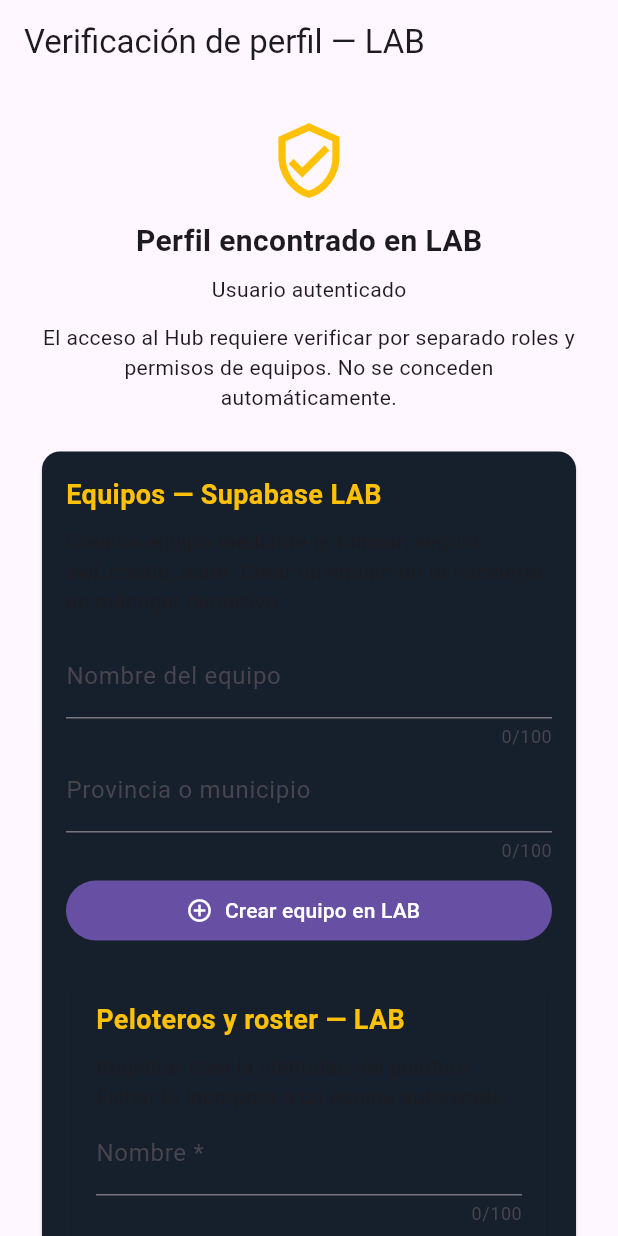
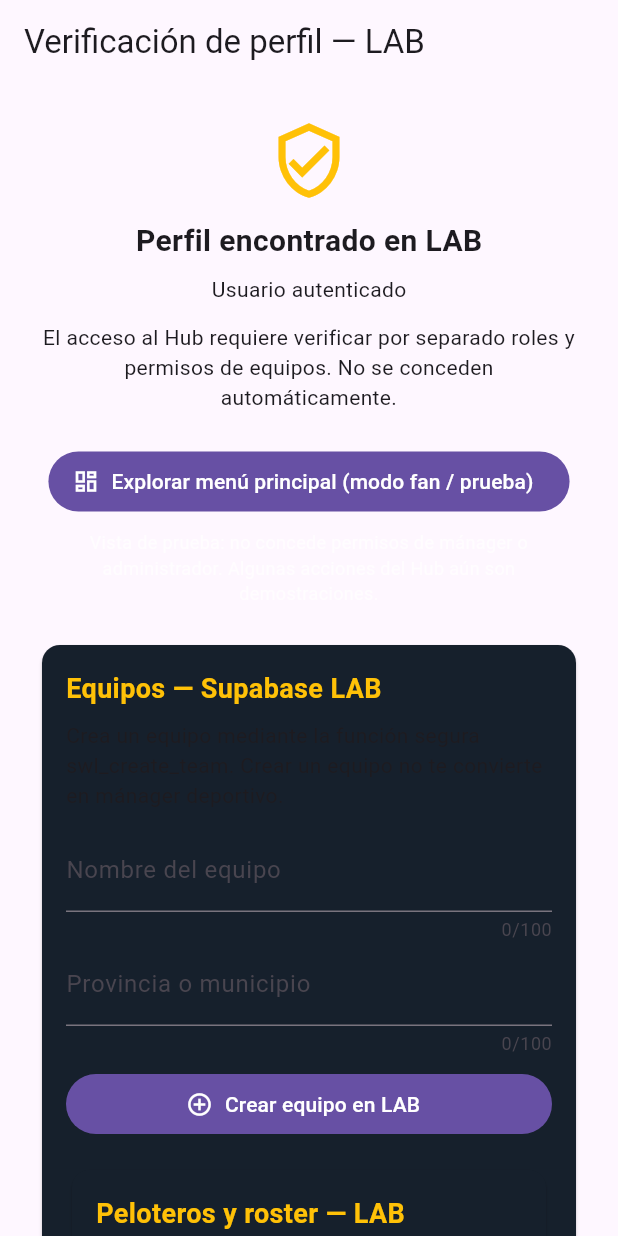
Before and after one commit to cuevas5406/softball-world-lineup, a Flutter app: the AuthTestGate screen opened directly, on a phone screen of 412 x 824 dp. Run offline on Flutter 3.47's test engine with Material 3 defaults, Android fonts, the phone set to English and light mode, and no system bars; our stand-ins replace supabase_flutter; accounts and stored records are empty.

Commit message:
Update main.dart

```diff
--- a/lib/main.dart
+++ b/lib/main.dart
@@ -182,6 +182,33 @@ class _AuthTestGateState extends State<AuthTestGate> {
                     ? profile['full_name'] as String : 'Usuario autenticado'),
                 const SizedBox(height: 12),
                 const Text('El acceso al Hub requiere verificar por separado roles y permisos de equipos. No se conceden automáticamente.', textAlign: TextAlign.center),
+                const SizedBox(height: 22),
+                // Navegación de prueba: nunca deriva privilegios del perfil.
+                // El Hub original contiene acciones de demostración; no son
+                // operaciones reales de Supabase ni autorizaciones deportivas.
+                FilledButton.icon(
+                  onPressed: () {
+                    Navigator.of(context).push(MaterialPageRoute<void>(
+                      builder: (_) => MainAppMasterHub(
+                        userRole: 'fan',
+                        userName: (profile['full_name'] as String?)?.trim().isNotEmpty == true
+                            ? (profile['full_name'] as String).trim()
+                            : 'Usuario',
+                        teamName: 'Explorar equipos — LAB',
+                        teamProvince: '',
+                      ),
+                    ));
+                  },
+                  icon: const Icon(Icons.dashboard_outlined),
+                  label: const Text('Explorar menú principal (modo fan / prueba)'),
+                ),
+                const SizedBox(height: 8),
+                const Text(
+                  'Vista de prueba: no concede permisos de mánager o administrador. '
+                  'Algunas acciones del Hub aún son demostraciones.',
+                  textAlign: TextAlign.center,
+                  style: TextStyle(color: Colors.white70, fontSize: 12),
+                ),
                 const SizedBox(height: 22),
                 const SwlTeamLabPanel(),
               ]);
```
